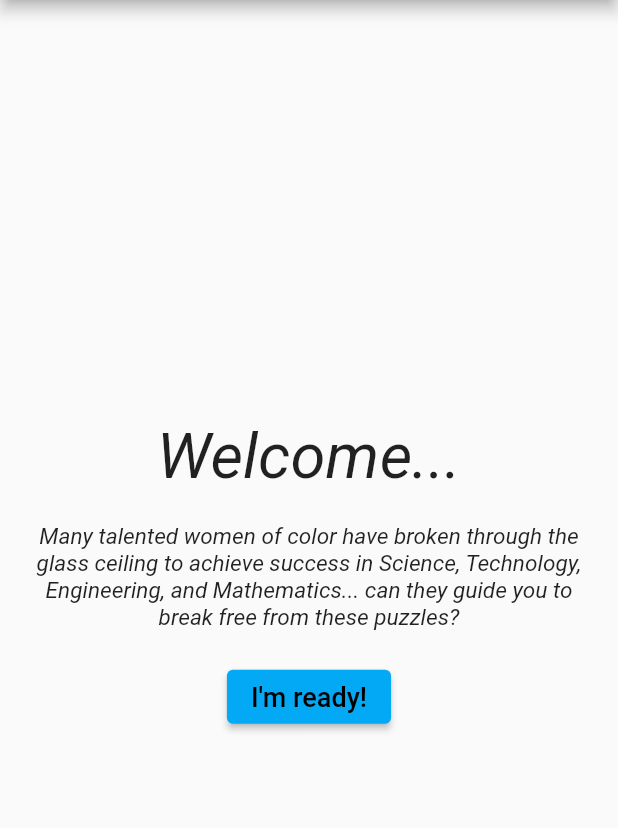
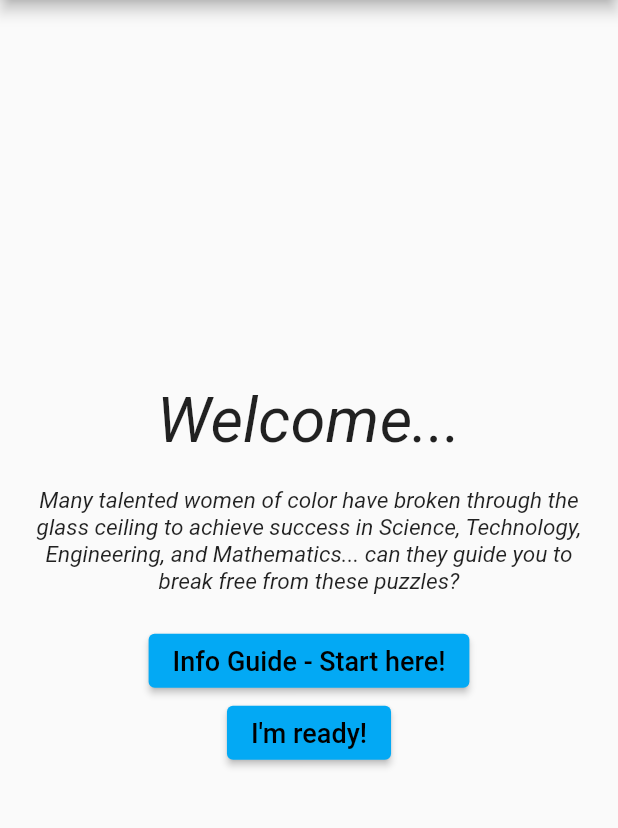
Before and after one commit to rholop/PearlHacks2021, a Flutter app: the screen it shows after launch, on a phone screen of 412 x 824 dp, the part 84-912 px from its top. Run offline on Flutter 3.47's test engine with Material 2 defaults, Android fonts, the phone set to English and light mode, and no system bars; missing offline and left inert: quiz_view.

Commit message:
Final push!

```diff
--- a/ph2021/lib/main.dart
+++ b/ph2021/lib/main.dart
@@ -9,6 +9,7 @@ import 'package:ph2021/clues/clue6.dart';
 import 'package:ph2021/clues/clue7.dart';
 import 'package:ph2021/clues/clue8.dart';
 import 'package:ph2021/clues/clue9.dart';
+import 'package:ph2021/info/infopage.dart';
 
 
 void main() {
@@ -37,6 +38,7 @@ class MyApp extends StatelessWidget {
       initialRoute: '/',
       routes: <String, WidgetBuilder>{
         '/': (BuildContext context) => MyHomePage(),
+        '/info': (BuildContext context) => InfoPage(),
         '/game': (BuildContext context) => SecondScreen(),
         '/clue1': (BuildContext context) => Clue1(),
         '/clue2': (BuildContext context) => Clue2(),
@@ -124,6 +126,15 @@ class _MyHomePageState extends State<MyHomePage> {
             ),
             ElevatedButton(
               onPressed: () {
+                Navigator.pushNamed(context, '/info');
+              },
+              child: Text(
+                "Info Guide - Start here!",
+                style: TextStyle(fontSize: 18),
+              ),
+            ),
+            ElevatedButton(
+              onPressed: () {
                 Navigator.pushNamed(context, '/game');
               },
               child: Text(
--- a/ph2021/pubspec.yaml
+++ b/ph2021/pubspec.yaml
@@ -51,7 +51,7 @@ flutter:
      - assets/images/lab2.jpeg
      - assets/images/credits.jpg
      - assets/images/thanks.jpg
-  #   - images/a_dot_ham.jpeg
+     - assets/images/solutions.png
 
   # An image asset can refer to one or more resolution-specific "variants", see
   # https://flutter.dev/assets-and-images/#resolution-aware.
```
Also changed, not shown: ph2021/lib/info/infopage.dart (added, +77 -0 lines), ph2021/assets/images/solutions.png (added).
